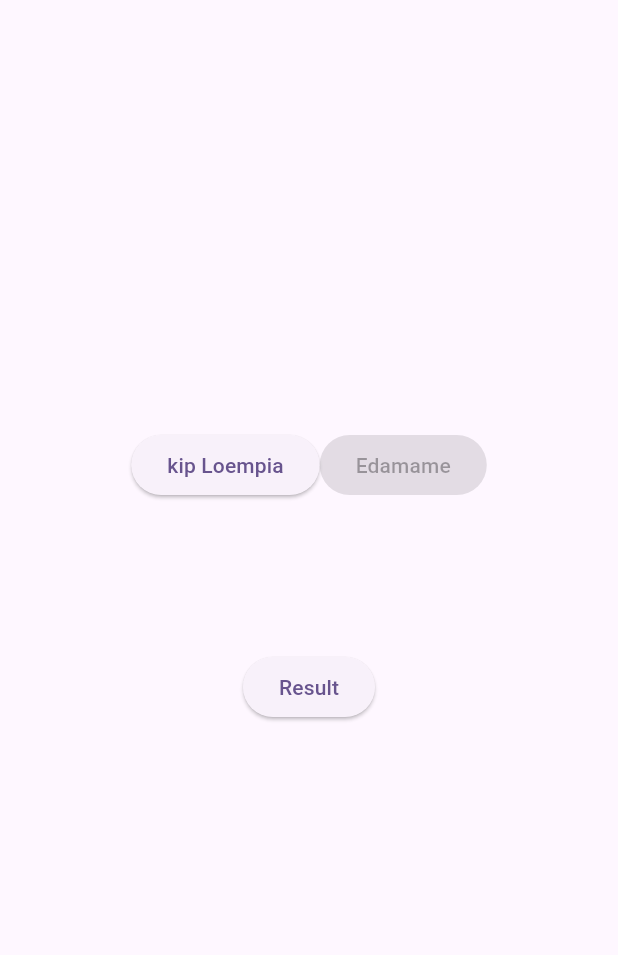
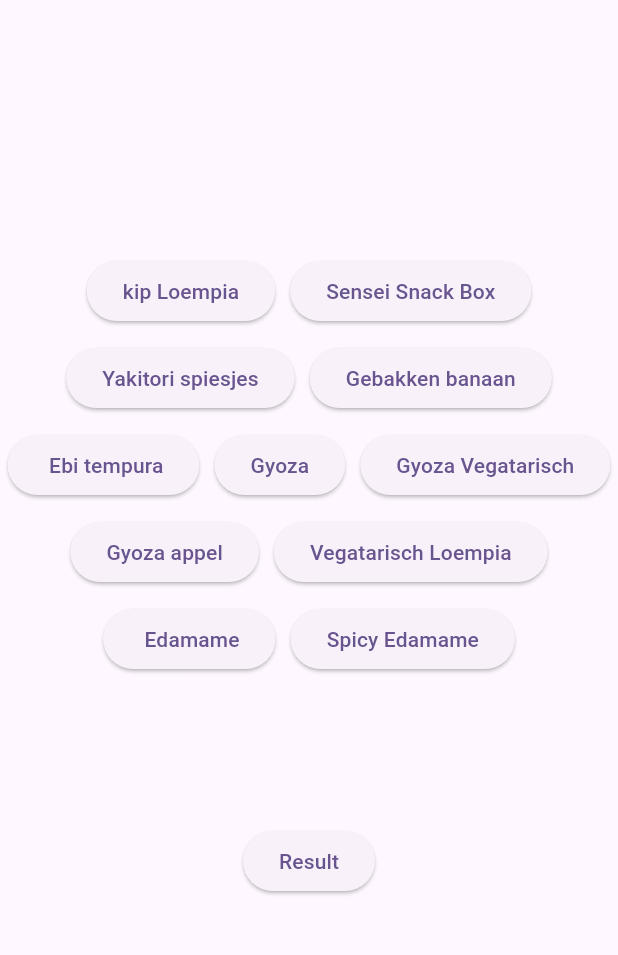
Before and after one commit to KhalilHen/pick_and_go, a Flutter app: the screen it shows after launch, after a tap on "kip Loempia", on a phone screen of 412 x 824 dp, the part 84-1039 px from its top. Run offline on Flutter 3.47's test engine with Material 3 defaults, Android fonts, the phone set to English and light mode, and no system bars.

Commit message:
Made a Wrap around the buttons. And  made  one button work, and print it values in result to the console

```diff
--- a/lib/main.dart
+++ b/lib/main.dart
@@ -31,6 +31,8 @@
 }
 
 class _MyHomePageState extends State<MyHomePage> {
+  int kipLoempiaPressed = 0;
+
   @override
   Widget build(BuildContext context) {
     var gyoza = "1 portie";
@@ -52,22 +54,120 @@
         child: Column(
           mainAxisAlignment: MainAxisAlignment.center,
           children: <Widget>[
-            Row(
-              mainAxisAlignment: MainAxisAlignment.center,
+            Wrap(
+              spacing: 10,
+              runSpacing: 10,
+              alignment: WrapAlignment.center,
               children: [
+                //1ste
                 ElevatedButton(
                     onPressed: () {
-                      var kipLoempiaPressed;
+                      setState(() {
+                        kipLoempiaPressed += 3;
+                      });
+
                       print(kipLoempia);
+
+                      print(kipLoempiaPressed);
                     },
                     child: Text("kip Loempia")),
-                ElevatedButton(onPressed: null, child: Text("Edamame")),
+
+                ElevatedButton(
+                    onPressed: () {
+                      setState(() {
+                        // kipLoempiaPressed += 3;
+                      });
+
+                      print(kipLoempia);
+
+                      print(kipLoempiaPressed);
+                    },
+                    child: Text("Sensei Snack Box")),
+
+                ElevatedButton(
+                    onPressed: () {
+                      setState(() {
+                        kipLoempiaPressed += 3;
+                      });
+
+                      print(kipLoempia);
+
+                      print(kipLoempiaPressed);
+                    },
+                    child: Text("Yakitori spiesjes")),
+
+                ElevatedButton(
+                    onPressed: () {
+                      setState(() {
+                        kipLoempiaPressed += 3;
+                      });
+
+                      print(kipLoempia);
+
+                      print(kipLoempiaPressed);
+                    },
+                    child: Text("Gebakken banaan")),
+
+                ElevatedButton(
+                    onPressed: () {
+                      setState(() {
+                        kipLoempiaPressed += 3;
+                      });
+                    },
+                    child: Text(" Ebi tempura")),
+
+                ElevatedButton(
+                    onPressed: () {
+                      setState(() {
+                        kipLoempiaPressed += 3;
+                      });
+
+                      print(kipLoempia);
+
+                      print(kipLoempiaPressed);
+                    },
+                    child: Text("Gyoza")),
+
+                ElevatedButton(
+                    onPressed: () {
+                      setState(() {});
+                    },
+                    child: Text("Gyoza Vegatarisch")),
+
+                ElevatedButton(
+                    onPressed: () {
+                      setState(() {});
+                    },
+                    child: Text("Gyoza appel")),
+
+                ElevatedButton(
+                    onPressed: () {
+                      setState(() {});
+                    },
+                    child: Text("Vegatarisch Loempia")),
+
+                ElevatedButton(
+                    onPressed: () {
+                      setState(() {});
+                    },
+                    child: Text(" Edamame")),
+
+                ElevatedButton(
+                    onPressed: () {
+                      setState(() {});
+                    },
+                    child: Text("Spicy Edamame")),
               ],
             ),
             SizedBox(
               height: 100,
             ),
-            ElevatedButton(onPressed: () {}, child: Text("Result")),
+            ElevatedButton(
+                onPressed: () {
+                  print(
+                      'pak zoveel  Kip loempias :  $kipLoempiaPressed/porties:  , Edamame : $Edamame,  Gyoza : $gyoza,  Ebi : $ebi,  Sensei Snack Box : $senseiSnackBox,  Yakitori spiesjes : $yakitoriSpiesjes');
+                },
+                child: Text("Result")),
           ],
         ),
       ),
```
